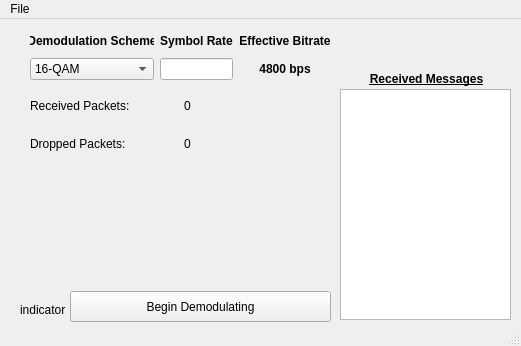
Old version of the form gui/raw/demodulator.ui in the repository blakeh01/random_modulators.
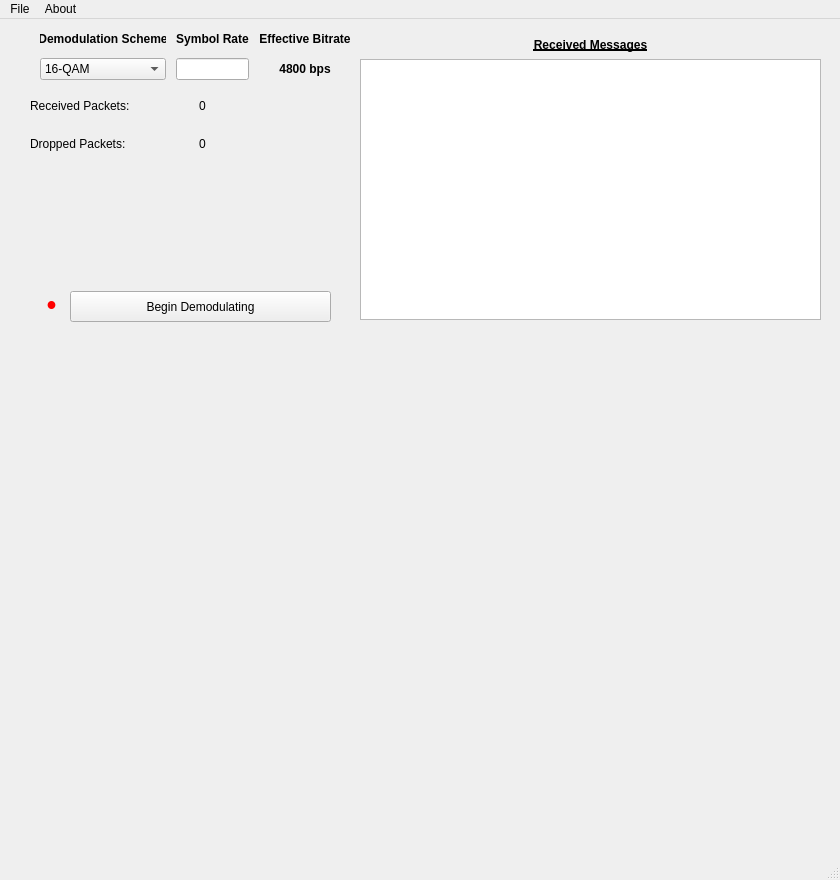
New version of the form. Custom widgets are drawn as their Qt base class.

Commit message: phase ambiguity detection using preamble + sync symbol removal + gui updates

```diff
--- a/gui/raw/demodulator.ui
+++ b/gui/raw/demodulator.ui
@@ -6,8 +6,8 @@
    <rect>
     <x>0</x>
     <y>0</y>
-    <width>521</width>
-    <height>346</height>
+    <width>840</width>
+    <height>880</height>
    </rect>
   </property>
   <property name="windowTitle">
@@ -19,11 +19,20 @@
      <rect>
       <x>30</x>
       <y>10</y>
-      <width>301</width>
+      <width>331</width>
       <height>51</height>
      </rect>
     </property>
     <layout class="QGridLayout" name="gridLayout">
+     <property name="leftMargin">
+      <number>10</number>
+     </property>
+     <property name="rightMargin">
+      <number>10</number>
+     </property>
+     <property name="spacing">
+      <number>10</number>
+     </property>
      <item row="0" column="1">
       <widget class="QLabel" name="lbl_info_symbolrate">
        <property name="font">
@@ -106,10 +115,10 @@
    <widget class="QListWidget" name="list_receivedmessages">
     <property name="geometry">
      <rect>
-      <x>340</x>
-      <y>70</y>
-      <width>171</width>
-      <height>231</height>
+      <x>360</x>
+      <y>40</y>
+      <width>461</width>
+      <height>261</height>
      </rect>
     </property>
    </widget>
@@ -118,7 +127,7 @@
      <rect>
       <x>30</x>
       <y>70</y>
-      <width>301</width>
+      <width>331</width>
       <height>71</height>
      </rect>
     </property>
@@ -169,23 +178,36 @@
    <widget class="QLabel" name="lbl_indicator">
     <property name="geometry">
      <rect>
-      <x>20</x>
-      <y>280</y>
-      <width>47</width>
-      <height>21</height>
+      <x>36</x>
+      <y>270</y>
+      <width>31</width>
+      <height>31</height>
      </rect>
     </property>
+    <property name="font">
+     <font>
+      <pointsize>20</pointsize>
+      <weight>75</weight>
+      <bold>true</bold>
+     </font>
+    </property>
+    <property name="styleSheet">
+     <string notr="true">color: red</string>
+    </property>
     <property name="text">
-     <string>indicator</string>
+     <string>•</string>
+    </property>
+    <property name="alignment">
+     <set>Qt::AlignCenter</set>
     </property>
    </widget>
    <widget class="QLabel" name="lbl_info_receivedmessages">
     <property name="geometry">
      <rect>
-      <x>346</x>
-      <y>50</y>
-      <width>161</width>
-      <height>20</height>
+      <x>360</x>
+      <y>10</y>
+      <width>461</width>
+      <height>31</height>
      </rect>
     </property>
     <property name="font">
@@ -202,13 +224,23 @@
      <set>Qt::AlignCenter</set>
     </property>
    </widget>
+   <widget class="PlotWidget" name="constellation_widget" native="true">
+    <property name="geometry">
+     <rect>
+      <x>170</x>
+      <y>320</y>
+      <width>500</width>
+      <height>500</height>
+     </rect>
+    </property>
+   </widget>
   </widget>
   <widget class="QMenuBar" name="menubar">
    <property name="geometry">
     <rect>
      <x>0</x>
      <y>0</y>
-     <width>521</width>
+     <width>840</width>
      <height>22</height>
     </rect>
    </property>
@@ -218,7 +250,13 @@
     </property>
     <addaction name="actionExit"/>
    </widget>
+   <widget class="QMenu" name="menuAbout">
+    <property name="title">
+     <string>About</string>
+    </property>
+   </widget>
    <addaction name="menuFile"/>
+   <addaction name="menuAbout"/>
   </widget>
   <widget class="QStatusBar" name="statusbar"/>
   <action name="actionExit">
@@ -227,6 +265,14 @@
    </property>
   </action>
  </widget>
+ <customwidgets>
+  <customwidget>
+   <class>PlotWidget</class>
+   <extends>QWidget</extends>
+   <header>pyqtgraph</header>
+   <container>1</container>
+  </customwidget>
+ </customwidgets>
  <resources/>
  <connections/>
 </ui>
```
The commit also changes 5 other files.
